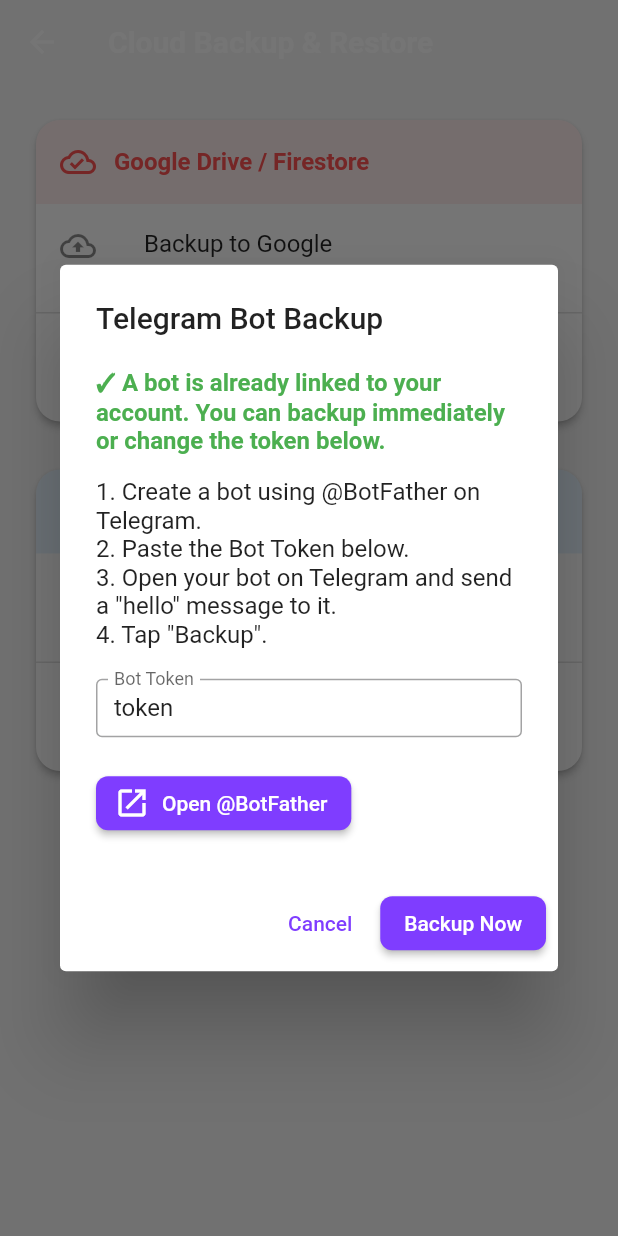
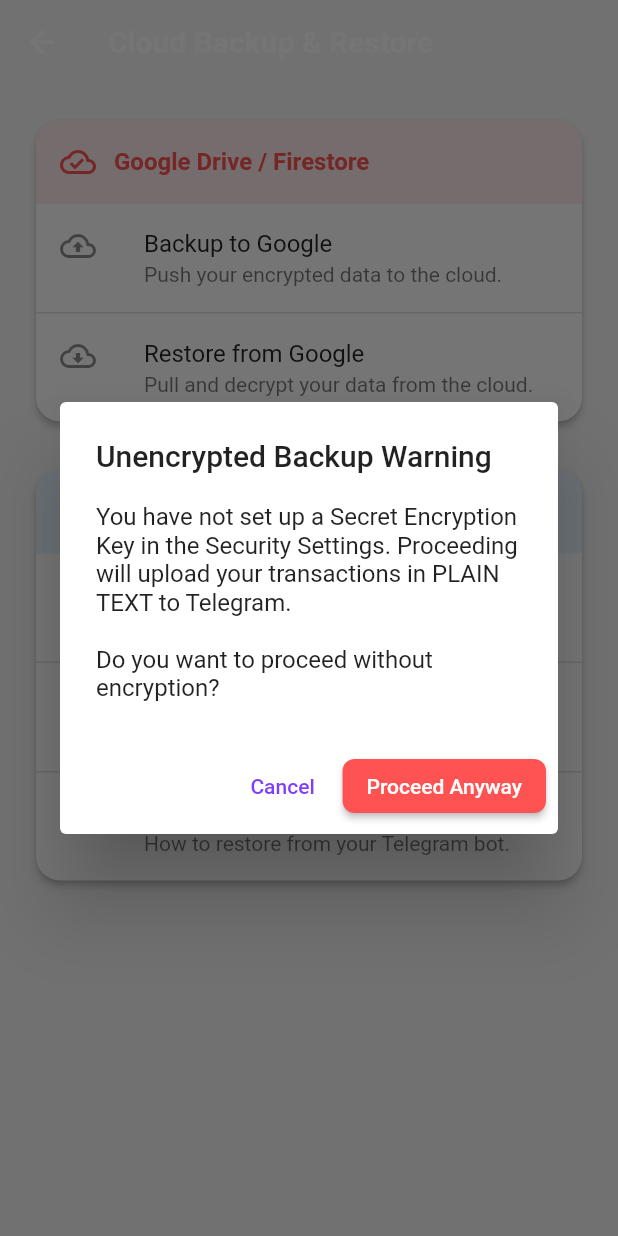
Before and after one commit to yoAlienX/X-pense, a Flutter app: the CloudBackupScreen screen opened directly, after a tap on "Backup to Telegram", on a phone screen of 412 x 824 dp. Run offline on Flutter 3.47's test engine with Material 3 defaults, Android fonts, the phone set to English and light mode, and no system bars; our stand-ins replace cloud_firestore, csv, dropdown_button2, file_picker, firebase_auth, firebase_core and 6 more; missing offline and left inert: encrypt, motor; accounts and stored records are empty.

Commit message:
feat: enhance secure boot, separating verify/backup flows, and UI improvements
- Auto-load AES encryption key via flutter_secure_storage post lock-screen unlock, skipping manual entry.
- Decoupled Telegram Verification from Backup to prevent empty backups on restore.
- Added overlapping profile avatars (Google + Telegram) in Settings.
- Refined Archive Dialog with showGeneralDialog and BackdropFilter for true glassmorphism.
- Cleaned up temp patch files.

Co-authored-by: yoAlienX <148004362+yoAlienX@users.noreply.github.com>

```diff
--- a/lib/services/crypto_service.dart
+++ b/lib/services/crypto_service.dart
@@ -1,6 +1,7 @@
 import 'dart:convert';
 import 'package:crypto/crypto.dart';
 import 'package:encrypt/encrypt.dart';
+import 'package:flutter_secure_storage/flutter_secure_storage.dart';
 import 'storage_service.dart';
 
 class CryptoService {
@@ -9,15 +10,29 @@ class CryptoService {
   CryptoService._internal();
 
   String? _secretKey;
+  final _secureStorage = const FlutterSecureStorage();
 
-  // Set the secret key into memory ONLY. DO NOT store in plaintext.
-  void setSecretKey(String key) {
+  // Set the secret key into memory.
+  // We also save it to secure storage so it can be auto-loaded later.
+  Future<void> setSecretKey(String key) async {
     _secretKey = key;
+    await _secureStorage.write(key: 'aes_secret_key', value: key);
   }
 
-  // Clear from memory
-  void clearSecretKey() {
+  // Try loading from secure storage
+  Future<bool> loadKeyFromSecureStorage() async {
+    final key = await _secureStorage.read(key: 'aes_secret_key');
+    if (key != null && key.isNotEmpty) {
+      _secretKey = key;
+      return true;
+    }
+    return false;
+  }
+
+  // Clear from memory and secure storage
+  Future<void> clearSecretKey() async {
     _secretKey = null;
+    await _secureStorage.delete(key: 'aes_secret_key');
   }
 
   bool get hasSecretKey => _secretKey != null && _secretKey!.isNotEmpty;
@@ -33,7 +48,7 @@ class CryptoService {
         // Expired after 30 days. Force user to re-enter it.
         await prefs.remove('encryption_hash');
         await prefs.remove('encryption_hash_date');
-        clearSecretKey();
+        await clearSecretKey();
       }
     }
   }
--- a/lib/views/backup/cloud_backup_screen.dart
+++ b/lib/views/backup/cloud_backup_screen.dart
@@ -49,10 +49,17 @@ class CloudBackupScreen extends StatelessWidget {
             color: Colors.blue,
             children: [
               ListTile(
+                leading: const Icon(Icons.link),
+                title: const Text('Link Telegram Bot'),
+                subtitle: const Text('Verify or change your Telegram bot token.'),
+                onTap: () => showTelegramSetupDialog(context),
+              ),
+              const Divider(height: 1),
+              ListTile(
                 leading: const Icon(Icons.send_outlined),
                 title: const Text('Backup to Telegram'),
                 subtitle: const Text('Send an encrypted backup file to your bot.'),
-                onTap: () => showTelegramSetupDialog(context),
+                onTap: () => handleTelegramBackup(context),
               ),
               const Divider(height: 1),
               ListTile(
--- a/lib/views/lock/cloud_backup_helpers.dart
+++ b/lib/views/lock/cloud_backup_helpers.dart
@@ -29,7 +29,7 @@ Future<void> showTelegramSetupDialog(BuildContext context) async {
                 crossAxisAlignment: CrossAxisAlignment.start,
                 children: [
                   if (existingToken.isNotEmpty) ...[
-                    const Text('✓ A bot is already linked to your account. You can backup immediately or change the token below.',
+                    const Text('✓ A bot is already linked to your account. You can re-verify or change the token below.',
                         style: TextStyle(color: Colors.green, fontWeight: FontWeight.bold)),
                     const SizedBox(height: 15),
                   ],
@@ -37,7 +37,7 @@ Future<void> showTelegramSetupDialog(BuildContext context) async {
                     '1. Create a bot using @BotFather on Telegram.\n'
                     '2. Paste the Bot Token below.\n'
                     '3. Open your bot on Telegram and send a "hello" message to it.\n'
-                    '4. Tap "Backup".',
+                    '4. Tap "Verify".',
                   ),
                   const SizedBox(height: 20),
                   TextFormField(
@@ -81,45 +81,20 @@ Future<void> showTelegramSetupDialog(BuildContext context) async {
                     return;
                   }
 
-                  final crypto = CryptoService();
-                  if (!crypto.hasSecretKey) {
-                    final proceed = await showDialog<bool>(
-                      context: context,
-                      builder: (c) => AlertDialog(
-                        title: const Text('Unencrypted Backup Warning'),
-                        content: const Text(
-                          'You have not set up a Secret Encryption Key. '
-                          'Proceeding will upload your transactions to Telegram in PLAIN TEXT.\n\n'
-                          'Do you want to proceed without encryption?'
-                        ),
-                        actions: [
-                          TextButton(onPressed: () => Navigator.pop(c, false), child: const Text('Cancel')),
-                          ElevatedButton(
-                            onPressed: () => Navigator.pop(c, true),
-                            style: ElevatedButton.styleFrom(backgroundColor: Colors.redAccent),
-                            child: const Text('Proceed Anyway'),
-                          ),
-                        ],
-                      ),
-                    );
-                    if (proceed != true) return;
-                  }
-
                   setState(() => isVerifying = true);
                   await backupService.setTelegramBotToken(tokenInput.trim());
 
                   final chatId = await backupService.fetchTelegramChatId();
 
                   if (chatId != null && chatId.isNotEmpty) {
-                    final success = await backupService.backupToTelegram(txVm.allTransactions);
                     if (context.mounted) {
                       Navigator.pop(ctx);
                       ScaffoldMessenger.of(context).clearSnackBars();
                       ScaffoldMessenger.of(context).showSnackBar(
                         LiquidGlassSnackBar(
                           context: context,
-                          message: success ? 'Backup sent to Telegram!' : 'Failed to send backup.',
-                          type: success ? SnackBarType.success : SnackBarType.error,
+                          message: 'Telegram Bot verified successfully!',
+                          type: SnackBarType.success,
                         ),
                       );
                     }
@@ -139,7 +114,7 @@ Future<void> showTelegramSetupDialog(BuildContext context) async {
                 },
                 child: isVerifying
                     ? const SizedBox(width: 20, height: 20, child: CircularProgressIndicator(strokeWidth: 2))
-                    : Text(existingToken.isNotEmpty && tokenInput == existingToken ? 'Backup Now' : 'Verify & Backup'),
+                    : const Text('Verify'),
               ),
             ],
           );
@@ -441,3 +416,80 @@ Future<void> handleGoogleRestore(BuildContext context) async {
     }
   }
 }
+
+Future<void> handleTelegramBackup(BuildContext context) async {
+  final txVm = context.read<TransactionViewModel>();
+  final backupService = CloudBackupService();
+  final crypto = CryptoService();
+
+  if (backupService.telegramBotToken.isEmpty) {
+    ScaffoldMessenger.of(context).showSnackBar(
+      LiquidGlassSnackBar(
+        context: context,
+        message: 'Please link a Telegram bot first.',
+        type: SnackBarType.warning,
+      ),
+    );
+    return;
+  }
+
+  // Security Warning if not encrypted
+  if (!crypto.hasSecretKey) {
+    final proceed = await showDialog<bool>(
+      context: context,
+      builder: (ctx) {
+        return AlertDialog(
+          title: const Text('Unencrypted Backup Warning'),
+          content: const Text(
+            'You have not set up a Secret Encryption Key in the Security Settings. '
+            'Proceeding will upload your transactions in PLAIN TEXT to Telegram.\n\n'
+            'Do you want to proceed without encryption?',
+          ),
+          actions: [
+            TextButton(
+              onPressed: () => Navigator.pop(ctx, false),
+              child: const Text('Cancel'),
+            ),
+            ElevatedButton(
+              onPressed: () => Navigator.pop(ctx, true),
+              style: ElevatedButton.styleFrom(backgroundColor: Colors.redAccent),
+              child: const Text('Proceed Anyway'),
+            ),
+          ],
+        );
+      },
+    );
+
+    if (proceed != true) return;
+  }
+
+  showDialog(
+    context: context,
+    barrierDismissible: false,
+    builder: (ctx) {
+      return AlertDialog(
+        content: Row(
+          children: const [
+            CircularProgressIndicator(),
+            SizedBox(width: 20),
+            Text("Uploading to Telegram..."),
+          ],
+        ),
+      );
+    },
+  );
+
+  final success = await backupService.backupToTelegram(txVm.allTransactions);
+
+  if (context.mounted) {
+    Navigator.of(context).pop(); // Close dialog
+    ScaffoldMessenger.of(context).clearSnackBars();
+    ScaffoldMessenger.of(context).showSnackBar(
+      LiquidGlassSnackBar(
+        context: context,
+        message: success ? 'Successfully backed up to Telegram!' : 'Failed to upload backup.',
+        type: success ? SnackBarType.success : SnackBarType.error,
+      ),
+    );
+  }
+}
--- a/lib/views/lock/decryption_screen.dart
+++ b/lib/views/lock/decryption_screen.dart
@@ -24,7 +24,7 @@ class _DecryptionScreenState extends State<DecryptionScreen> {
     setState(() => _isVerifying = true);
 
     final cryptoService = CryptoService();
-    cryptoService.setSecretKey(key);
+    await cryptoService.setSecretKey(key);
 
     // Verify hash if available
     final storedHash = StorageService().prefs.getString('encryption_hash');
--- a/lib/views/onboarding/onboarding_screen.dart
+++ b/lib/views/onboarding/onboarding_screen.dart
@@ -92,7 +92,7 @@ class _OnboardingScreenState extends State<OnboardingScreen> {
     final cryptoKey = _cryptoKeyController.text.trim();
     if (cryptoKey.isNotEmpty) {
       final cryptoService = CryptoService();
-      cryptoService.setSecretKey(cryptoKey);
+      await cryptoService.setSecretKey(cryptoKey);
       await StorageService().prefs.setString('encryption_hash', cryptoService.generateKeyHash());
     }
 
--- a/pubspec.yaml
+++ b/pubspec.yaml
@@ -35,6 +35,7 @@ dependencies:
   url_launcher: ^6.3.2
   cloud_firestore: ^6.3.0
   crypto: ^3.0.7
+  flutter_secure_storage: ^10.2.0
 
 dev_dependencies:
   flutter_test:
```
Also changed, not shown: lib/main.dart (+6 -4 lines), lib/viewmodels/app_lock_viewmodel.dart (+13 -13 lines), lib/views/lock/lock_overlay_dialog.dart (+4 -4 lines), lib/views/lock/lock_screen.dart (+5 -2 lines), lib/views/lock/security_settings_screen.dart (+118 -60 lines), pubspec.lock.
